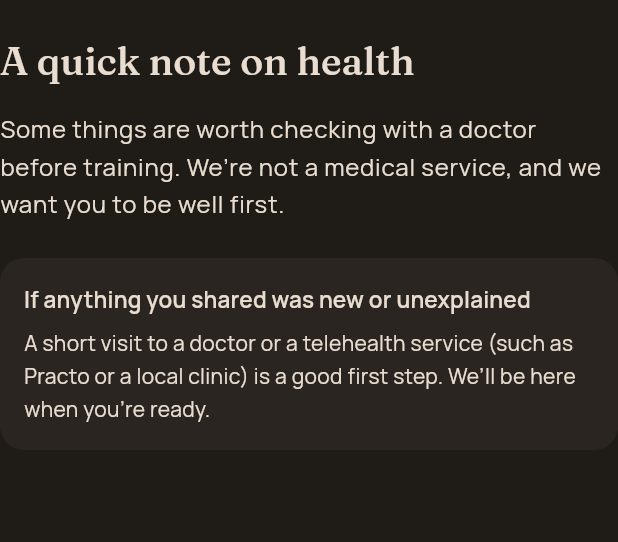
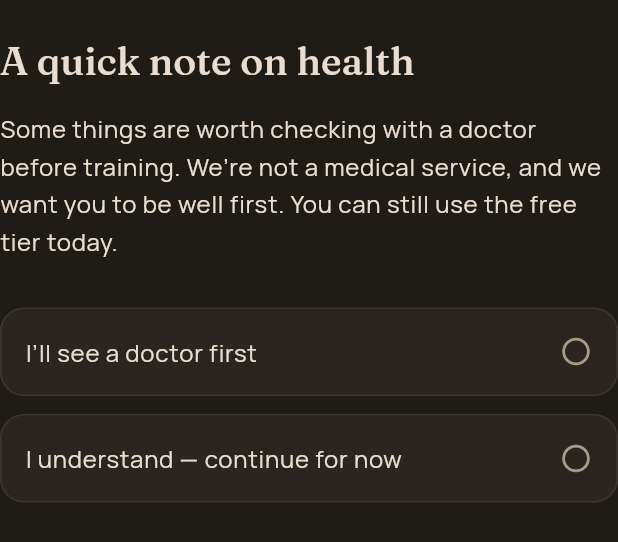
Before and after one commit to Saurabh-7973/Sahaj, a Flutter app: the RedFlagPage widget shown alone on an empty page, opened directly, on a phone screen of 412 x 824 dp. Shown: the top 542 px of the screen. Run offline on Flutter 3.47's test engine with Material 3 defaults, Android fonts, the phone set to English and light mode, and no system bars; our stand-ins replace firebase_core, flutter_riverpod, go_router, google_fonts, hive_ce_flutter; accounts and stored records are empty.

Commit message:
Phase 3 Task 5: conditional red-flag page + clearance choices
RedFlagPage upgraded to ConsumerWidget: reads live triage result from
evaluate(healthAnswers), renders per-category copy cards for each fired
TriageCategory, and offers two MedicalClearance choices (notSeen /
proceedAnyway). Flow skip logic added to _next(): when advancing to
RedFlagPage and triage has no flags, animateToPage skips one further
to BaselinePage. Crisis interrupt (onContinue) left on relative
nextPage() — self_harm always fires mentalHealth so RedFlagPage is
never wrongly skipped in that path.

Co-Authored-By: Claude Opus 4.8 <noreply@anthropic.com>

```diff
--- a/lib/features/onboarding/onboarding_flow.dart
+++ b/lib/features/onboarding/onboarding_flow.dart
@@ -5,6 +5,7 @@ import '../../core/theme/app_motion.dart';
 import '../../core/theme/app_spacing.dart';
 import '../../shared/widgets/widgets.dart';
 import 'health_questions.dart';
+import 'logic/triage.dart';
 import 'onboarding_controller.dart';
 import 'onboarding_pages.dart';
 import 'pages/crisis_screen.dart';
@@ -69,7 +70,14 @@ class _OnboardingFlowState extends ConsumerState<OnboardingFlow> {
       ref.read(onboardingControllerProvider).finish();
       return;
     }
-    _pageController.nextPage(
+    var target = _index + 1;
+    final controller = ref.read(onboardingControllerProvider);
+    if (_steps[target].body is RedFlagPage &&
+        !evaluate(controller.healthAnswers).hasFlags) {
+      target += 1; // skip red-flag page when triage has no flags
+    }
+    _pageController.animateToPage(
+      target,
       duration: AppMotion.settle,
       curve: AppMotion.transition,
     );
--- a/lib/features/onboarding/onboarding_pages.dart
+++ b/lib/features/onboarding/onboarding_pages.dart
@@ -4,6 +4,7 @@ import 'package:flutter_riverpod/flutter_riverpod.dart';
 import '../../core/theme/app_spacing.dart';
 import '../../shared/widgets/widgets.dart';
 import 'health_questions.dart';
+import 'logic/triage.dart';
 import 'onboarding_controller.dart';
 import 'widgets/selectable_option.dart';
 
@@ -248,37 +249,61 @@ class HealthQuestionPage extends ConsumerWidget {
   }
 }
 
-// ── Screen 7: Red-flag triage (shown unconditionally in shell) ───────────
-class RedFlagPage extends StatelessWidget {
+// ── Screen 7: Red-flag triage (shown when triage has flags) ─────────────
+class RedFlagPage extends ConsumerWidget {
   const RedFlagPage({super.key});
 
+  static const _copy = {
+    TriageCategory.cardiac:
+        "Chest pain or breathlessness is worth a doctor’s check before any physical training.",
+    TriageCategory.metabolic:
+        'Unexplained weight loss or constant thirst can point to something treatable — a quick blood test is wise.',
+    TriageCategory.neuro:
+        'Pain, numbness, or tremors are worth ruling out with a doctor first.',
+    TriageCategory.organicErectile:
+        'A lack of morning erections can have a physical cause. A doctor can check before we train.',
+    TriageCategory.mentalHealth:
+        "How you’ve been feeling matters. Talking to a doctor or counsellor is a strong first step.",
+  };
+
   @override
-  Widget build(BuildContext context) {
+  Widget build(BuildContext context, WidgetRef ref) {
     final theme = Theme.of(context);
+    final c = ref.watch(onboardingControllerProvider);
+    final result = evaluate(c.healthAnswers);
+    final clearance = c.medicalClearance;
+
     return OnbBody(
       children: [
         const OnbHeader(
           title: 'A quick note on health',
           body:
-              'Some things are worth checking with a doctor before training. '
-              'We’re not a medical service, and we want you to be well first.',
+              "Some things are worth checking with a doctor before training. "
+              "We’re not a medical service, and we want you to be well first. "
+              'You can still use the free tier today.',
         ),
         const SizedBox(height: AppSpacing.xl),
-        AppCard(
-          child: Column(
-            crossAxisAlignment: CrossAxisAlignment.start,
-            children: [
-              Text('If anything you shared was new or unexplained',
-                  style: theme.textTheme.titleMedium),
-              const SizedBox(height: AppSpacing.sm),
-              Text(
-                'A short visit to a doctor or a telehealth service (such as '
-                'Practo or a local clinic) is a good first step. We’ll be '
-                'here when you’re ready.',
-                style: theme.textTheme.bodyMedium,
-              ),
-            ],
+        for (final cat in result.categories)
+          Padding(
+            padding: const EdgeInsets.only(bottom: AppSpacing.md),
+            child: AppCard(
+              child: Text(_copy[cat]!, style: theme.textTheme.bodyMedium),
+            ),
           ),
+        const SizedBox(height: AppSpacing.sm),
+        SelectableOption(
+          label: "I’ll see a doctor first",
+          selected: clearance == MedicalClearance.notSeen,
+          onTap: () => ref
+              .read(onboardingControllerProvider)
+              .setMedicalClearance(MedicalClearance.notSeen),
+        ),
+        SelectableOption(
+          label: 'I understand — continue for now',
+          selected: clearance == MedicalClearance.proceedAnyway,
+          onTap: () => ref
+              .read(onboardingControllerProvider)
+              .setMedicalClearance(MedicalClearance.proceedAnyway),
         ),
       ],
     );
```
